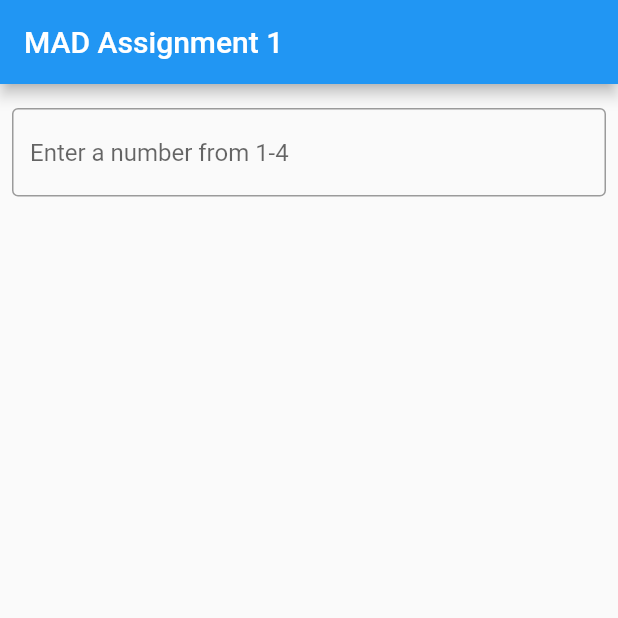
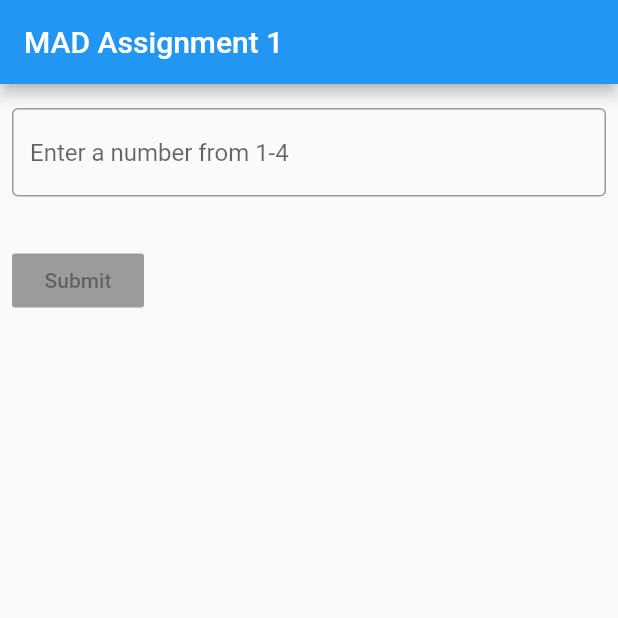
Before and after one commit to maisarahishak/List_Exercise, a Flutter app: the screen it shows after launch, on a phone screen of 412 x 824 dp, the top half of it. Run offline on Flutter 3.47's test engine with Material 2 defaults, Android fonts, the phone set to English and light mode, and no system bars.

Commit message:
Add Button

```diff
--- a/lib/main.dart
+++ b/lib/main.dart
@@ -1,3 +1,5 @@
+// ignore_for_file: deprecated_member_use, prefer_const_constructors
+
 import 'package:flutter/material.dart';
 
 void main() => runApp(MyApp());
@@ -11,11 +13,10 @@ class MyApp extends StatelessWidget {
     return MaterialApp(
       title: appTitle,
       home: Scaffold(
-        appBar: AppBar(
-          title: const Text(appTitle),
-        ),
-        body: const MyCustomForm(),
-      ),
+          appBar: AppBar(
+            title: const Text(appTitle),
+          ),
+          body: const MyCustomForm()),
     );
   }
 }
@@ -27,8 +28,8 @@ class MyCustomForm extends StatelessWidget {
   Widget build(BuildContext context) {
     return Column(
       crossAxisAlignment: CrossAxisAlignment.start,
-      children: <Widget>[
-        const Padding(
+      children: const <Widget>[
+        Padding(
           padding: EdgeInsets.symmetric(horizontal: 8, vertical: 16),
           child: TextField(
             decoration: InputDecoration(
@@ -37,8 +38,10 @@ class MyCustomForm extends StatelessWidget {
             ),
           ),
         ),
-
-        //add button
+        Padding(
+          padding: EdgeInsets.symmetric(horizontal: 8, vertical: 16),
+          child: RaisedButton(child: Text('Submit'), onPressed: null),
+        ),
       ],
     );
   }
```
